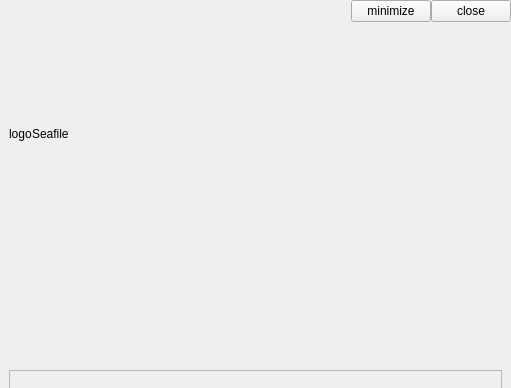
This is ui/cloud-view.ui in haiwen/seafile-client as Qt 5 draws it before an edit; both pictures show x 0 to 511 and y 0 to 388 of the 511 by 579 pixel window. The edited form follows.
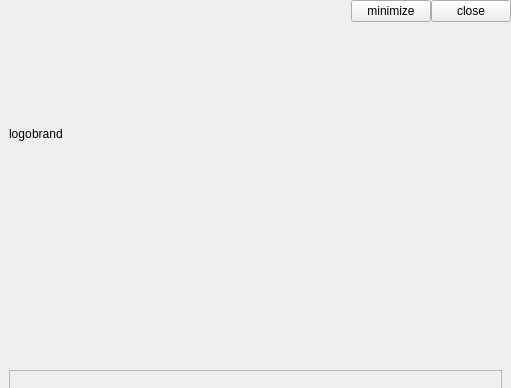
This is the edited form.

Diff of the .ui file:
```diff
--- a/ui/cloud-view.ui
+++ b/ui/cloud-view.ui
@@ -57,7 +57,7 @@
       <item>
        <widget class="QLabel" name="mBrand">
         <property name="text">
-         <string>Seafile</string>
+         <string>brand</string>
         </property>
        </widget>
       </item>
```
